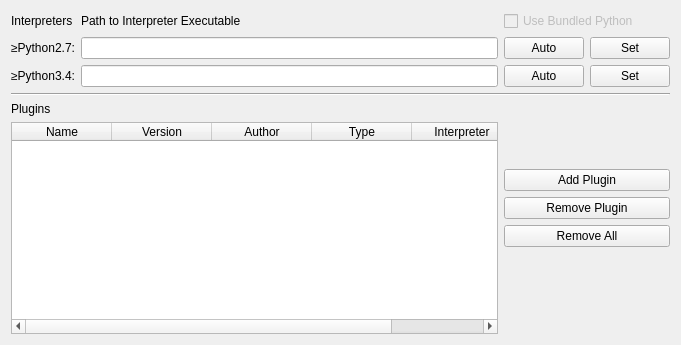
First picture: the form in src/Form_Files/PPluginWidget.ui, repository Sigil-Ebook/Sigil, before the edit.
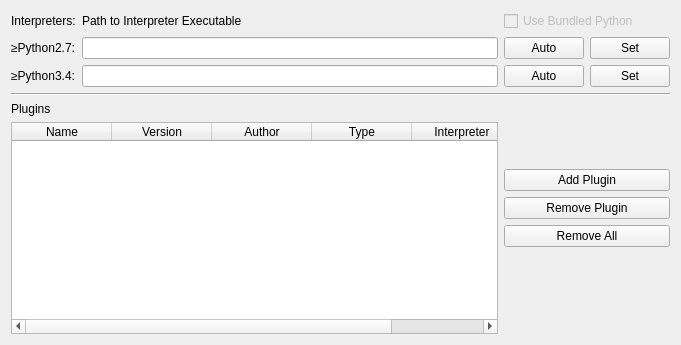
Second picture: the form after the edit.

Commit message: Further PluginWidget gui finagling

What changed in the file:
```diff
--- a/src/Form_Files/PPluginWidget.ui
+++ b/src/Form_Files/PPluginWidget.ui
@@ -214,7 +214,7 @@
      <item row="0" column="0">
       <widget class="QLabel" name="lblEngine">
        <property name="text">
-        <string>Interpreters</string>
+        <string>Interpreters:</string>
        </property>
       </widget>
      </item>
```
